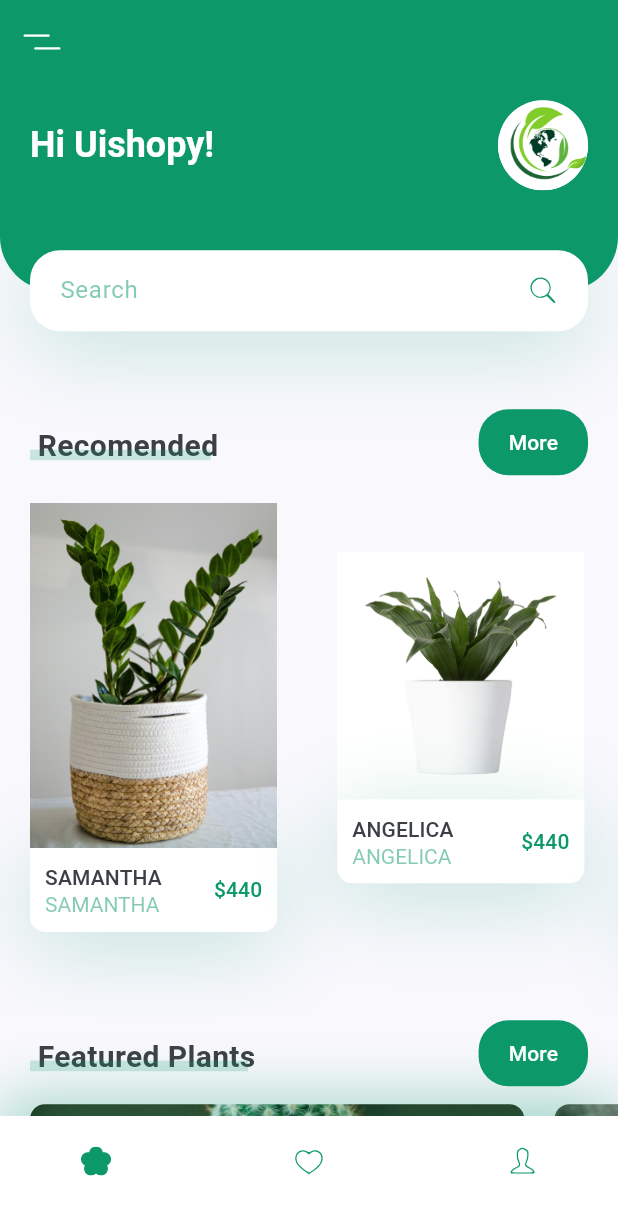
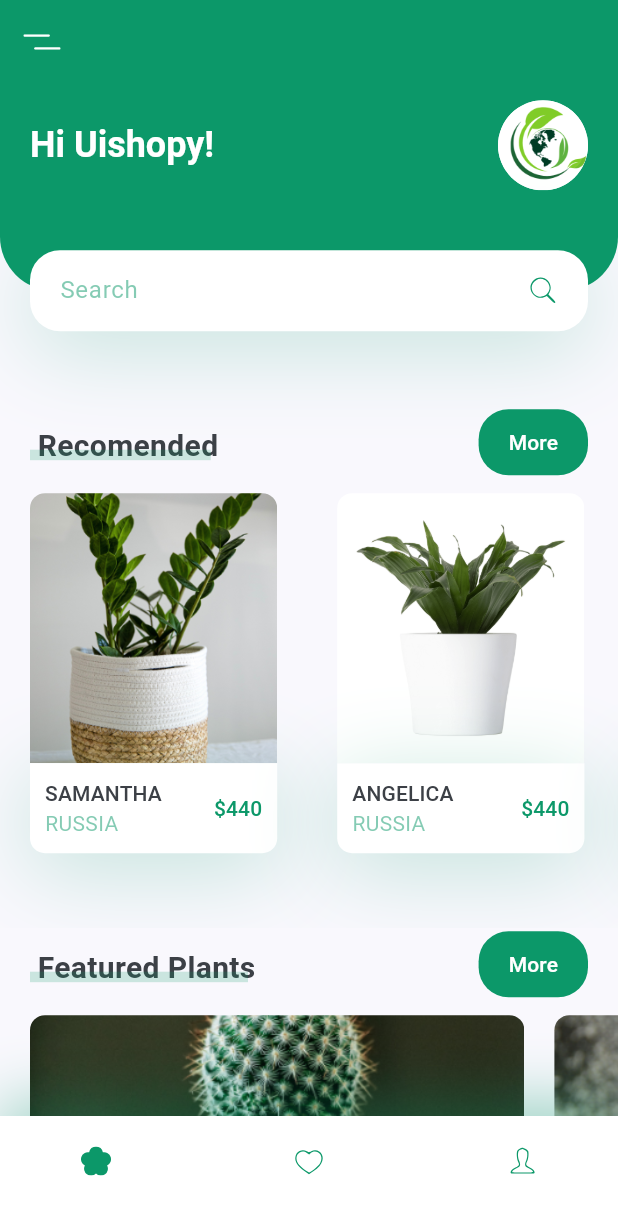
Before and after one commit to fasyaaa/PlantApp, a Flutter app: the screen it shows after launch, on a phone screen of 412 x 824 dp. Shown: the top 1215 px of the screen. Run offline on Flutter 3.47's test engine with Material 3 defaults, Android fonts, the phone set to English and light mode, and no system bars; our stand-ins replace bloc, camera, flutter_bloc, flutter_svg, image_picker, permission_handler.

Commit message:
CHG - Resize for picture

```diff
--- a/lib/screens/home/components/recommend_plants.dart
+++ b/lib/screens/home/components/recommend_plants.dart
@@ -42,7 +42,6 @@ class RecommendPlants extends StatelessWidget {
             price: 440,
             press: () {},
           ),
-
         ],
       ),
     );
@@ -76,7 +75,21 @@ class RecommendPlantCard extends StatelessWidget {
       width: size.width * 0.4,
       child: Column(
         children: <Widget>[
-          Image.asset(image),
+          Container(
+            height: 180,
+            width: double.infinity,
+            decoration: BoxDecoration(
+              borderRadius: const BorderRadius.only(
+                topLeft: Radius.circular(10),
+                topRight: Radius.circular(10),
+              ),
+              image: DecorationImage(
+                image: AssetImage(image),
+                fit: BoxFit.cover,
+                alignment: Alignment.center,
+              ),
+            ),
+          ),
           GestureDetector(
             onTap: press,
             child: Container(
@@ -91,7 +104,7 @@ class RecommendPlantCard extends StatelessWidget {
                   BoxShadow(
                     offset: Offset(0, 10),
                     blurRadius: 50,
-                    color: AppColors.primary.withValues(alpha: 0.23),
+                    color: AppColors.primary.withOpacity(0.23),
                   ),
                 ],
               ),
@@ -99,15 +112,16 @@ class RecommendPlantCard extends StatelessWidget {
                 children: <Widget>[
                   RichText(
                     text: TextSpan(
+                      style: Theme.of(context).textTheme.bodyMedium,
                       children: [
                         TextSpan(
-                          text: "${title.toUpperCase()}\n",
+                          text: "$title\n".toUpperCase(),
                           style: Theme.of(context).textTheme.labelLarge,
                         ),
                         TextSpan(
-                          text: "${title.toUpperCase()}",
+                          text: country.toUpperCase(),
                           style: TextStyle(
-                            color: AppColors.primary.withValues(alpha: 0.5),
+                            color: AppColors.primary.withOpacity(0.5),
                           ),
                         ),
                       ],
```
